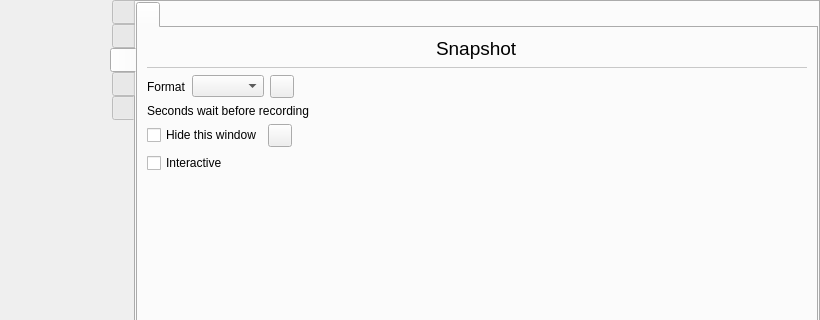
vkohaupt/vokoscreenNG, file src/wayland/formMainWindow_wl.ui: the form before one commit; both pictures show x 0 to 820 and y 0 to 320 of the 820 by 498 pixel window.
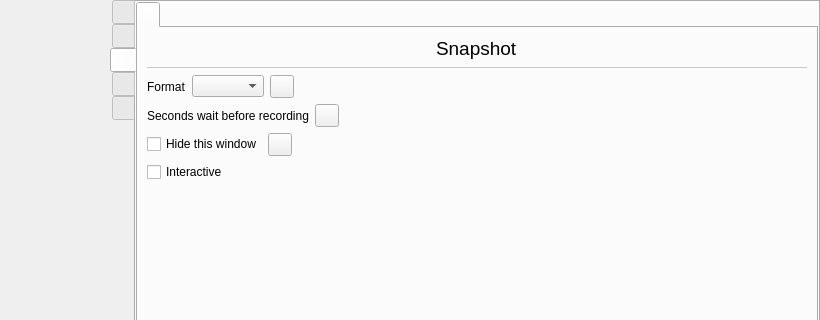
The form after the commit. Icons and pictures are not drawn.

What changed in the file:
```diff
--- a/src/wayland/formMainWindow_wl.ui
+++ b/src/wayland/formMainWindow_wl.ui
@@ -2897,6 +2897,33 @@
                     </property>
                    </widget>
                   </item>
+                  <item>
+                   <widget class="QToolButton" name="toolButtonSnapshotSecondsWaitBeforeRecordingReset">
+                    <property name="toolTip">
+                     <string>Reset</string>
+                    </property>
+                    <property name="text">
+                     <string notr="true"/>
+                    </property>
+                    <property name="icon">
+                     <iconset resource="../screencast.qrc">
+                      <normaloff>:/pictures/screencast/undo.png</normaloff>:/pictures/screencast/undo.png</iconset>
+                    </property>
+                   </widget>
+                  </item>
+                  <item>
+                   <spacer name="horizontalSpacer_12">
+                    <property name="orientation">
+                     <enum>Qt::Horizontal</enum>
+                    </property>
+                    <property name="sizeHint" stdset="0">
+                     <size>
+                      <width>40</width>
+                      <height>20</height>
+                     </size>
+                    </property>
+                   </spacer>
+                  </item>
                  </layout>
                 </item>
                 <item row="4" column="0" colspan="2">
```
